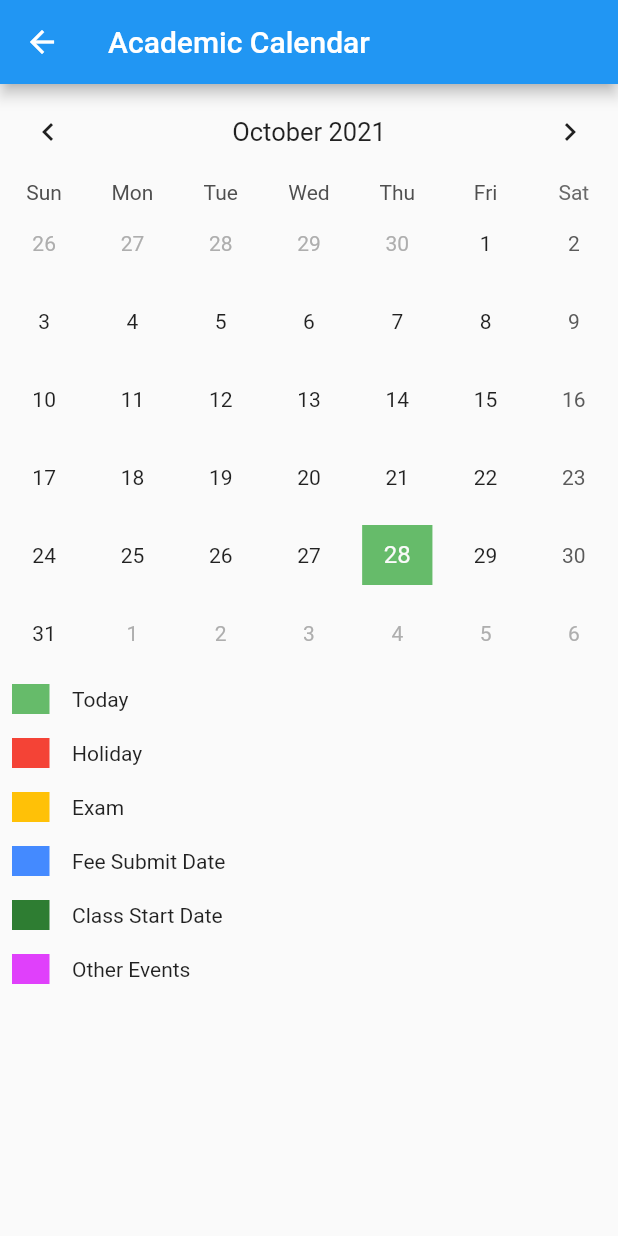
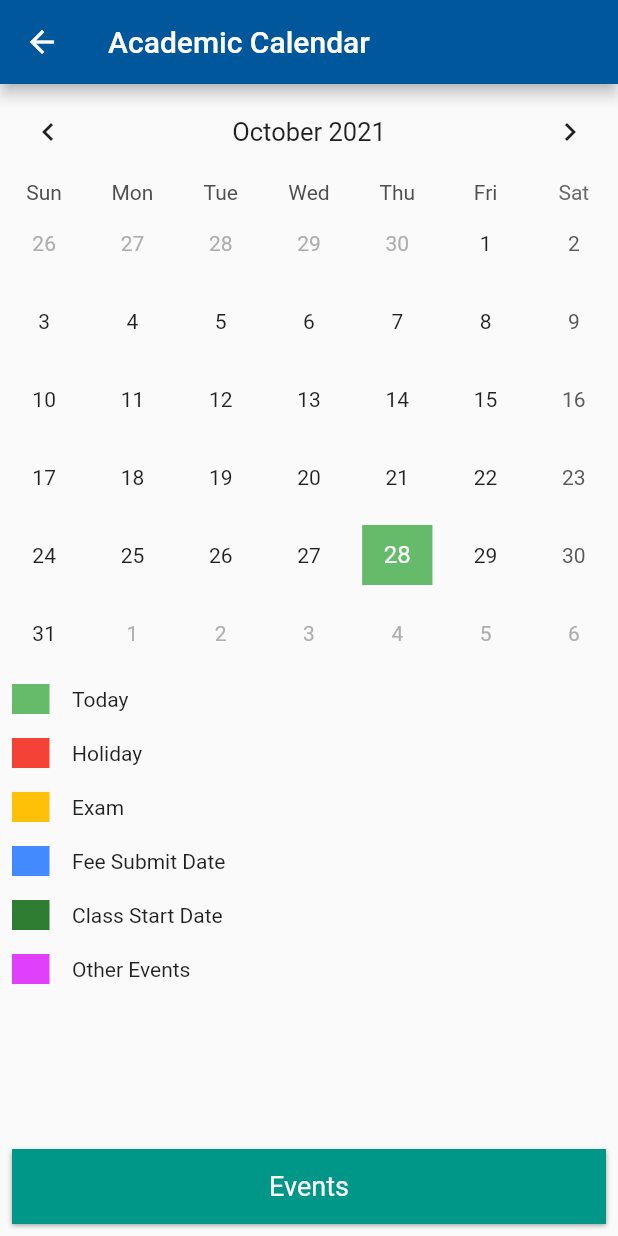
Before and after one commit to praveen1082/collegeapp, a Flutter app: the CalendarPage screen opened directly, on a phone screen of 412 x 824 dp. Run offline on Flutter 3.47's test engine with Material 2 defaults, Android fonts, the light colour scheme and no system bars; drawn by our look-alikes of table_calendar; our stand-ins replace flutter_image_slideshow; network calls fail.

Commit message:
Calendar page completed

```diff
--- a/lib/UI/pages/calendarpage.dart
+++ b/lib/UI/pages/calendarpage.dart
@@ -17,11 +17,14 @@ class _CalendarPageState extends State<CalendarPage> {
   Widget build(BuildContext context) {
     return Scaffold(
         appBar: AppBar(
+          backgroundColor: Colors.lightBlue[900],
           title: Text('Academic Calendar'),
         ),
         body: ListView(
           children: [
             TableCalendar(
+              //shouldFillViewport: true,
+
               startingDayOfWeek: StartingDayOfWeek.sunday,
               headerStyle: HeaderStyle(
                   formatButtonShowsNext: false,
@@ -37,7 +40,7 @@ class _CalendarPageState extends State<CalendarPage> {
                     color: Colors.green[400],
                   )),
               focusedDay: _focusedDay,
-            calendarFormat: _calendarFormat,
+              calendarFormat: CalendarFormat.month,
               selectedDayPredicate: (day) {
                 // Use `selectedDayPredicate` to determine which day is currently selected.
                 // If this returns true, then `day` will be marked as selected.
@@ -186,7 +189,9 @@ class _CalendarPageState extends State<CalendarPage> {
                         mainAxisAlignment: MainAxisAlignment.spaceBetween,
                         children: [
                           Container(
-                            height: 20, width: 25, color: Colors.purpleAccent),
+                              height: 20,
+                              width: 25,
+                              color: Colors.purpleAccent),
                           SizedBox(
                             width: 15.0,
                           ),
@@ -200,6 +205,29 @@ class _CalendarPageState extends State<CalendarPage> {
             ),
           ],
         ),
-    );
+        bottomNavigationBar: Row(
+          children: [
+            Expanded(
+              child: Padding(
+                padding: const EdgeInsets.all(8.0),
+                child: Container(
+                  decoration: BoxDecoration(color: Colors.teal, boxShadow: [
+                    BoxShadow(
+                        blurRadius: 2.0,
+                        color: Colors.grey,
+                        offset: Offset(0.0, 1.0))
+                  ]),
+                  height: 50.0,
+                  child: Center(
+                    child: Text(
+                      "Events",
+                      style: TextStyle(fontSize: 18, color: Colors.white),
+                    ),
+                  ),
+                ),
+              ),
+            )
+          ],
+        ));
   }
 }
```
Lines whose indentation alone changed are shown as unchanged.
